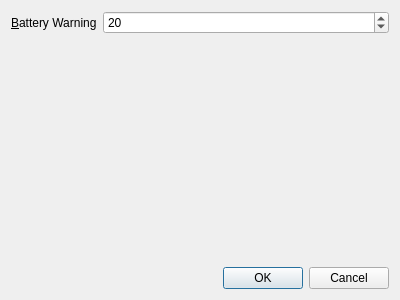
This is Dialog_Settings.ui in packituz16/Batery-Live as Qt 5 draws it before an edit. The edited form follows.
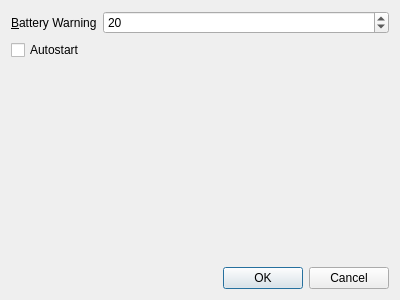
This is the edited form.

Commit message: Implemented System Tray functionality.

The edit to the form file:
```diff
--- a/Dialog_Settings.ui
+++ b/Dialog_Settings.ui
@@ -16,6 +16,9 @@
   <layout class="QVBoxLayout" name="verticalLayout">
    <item>
     <layout class="QFormLayout" name="formLayout">
+     <property name="fieldGrowthPolicy">
+      <enum>QFormLayout::AllNonFixedFieldsGrow</enum>
+     </property>
      <item row="0" column="0">
       <widget class="QLabel" name="label">
        <property name="text">
@@ -36,6 +39,13 @@
        </property>
       </widget>
      </item>
+     <item row="1" column="0">
+      <widget class="QCheckBox" name="checkBox">
+       <property name="text">
+        <string>Autostart</string>
+       </property>
+      </widget>
+     </item>
     </layout>
    </item>
    <item>
```
The commit also changes 1 other file.
